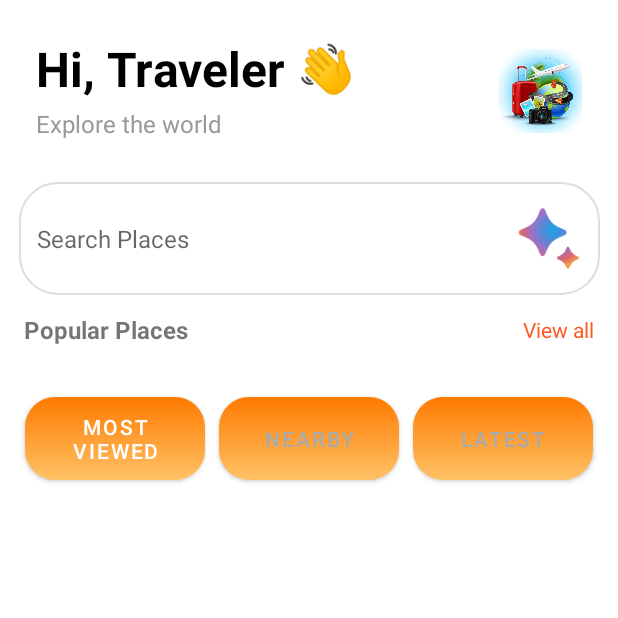
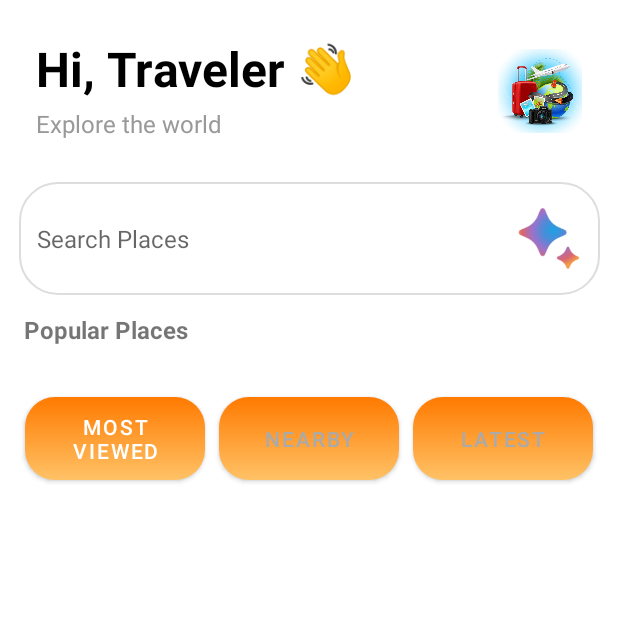
Before and after one commit to pvhung05/AI-Travel-Planner, an Android app: the HomeScreen screen opened directly, with no data from a screen before it, on a phone screen of 412 x 824 dp, the top half of it. Run offline under Robolectric (Android 15) with nearby library versions, the phone set to English and light mode, and no system bars; pictures from the network do not load; 1 statement that could not run was skipped.

Commit message:
fix statusBar, del view

```diff
--- a/app/src/main/AndroidManifest.xml
+++ b/app/src/main/AndroidManifest.xml
@@ -23,7 +23,7 @@
         android:label="@string/app_name"
         android:icon="@mipmap/ic_launcher"
         android:roundIcon="@mipmap/ic_launcher_round"
-        android:theme="@style/Theme.MaterialComponents.DayNight.NoActionBar">
+        android:theme="@style/Theme.AI_Travel_Planner">
 
         <!-- Màn hình khởi động -->
         <activity android:name=".MainActivity"
--- a/app/src/main/res/layout/homescreen.xml
+++ b/app/src/main/res/layout/homescreen.xml
@@ -111,13 +111,13 @@
             android:layout_height="0dp"
             android:layout_weight="1" />
 
-        <TextView
-            android:id="@+id/tvViewAll"
-            android:layout_width="wrap_content"
-            android:layout_height="wrap_content"
-            android:text="View all"
-            android:textSize="14sp"
-            android:textColor="#FF5722"/>
+<!--        <TextView-->
+<!--            android:id="@+id/tvViewAll"-->
+<!--            android:layout_width="wrap_content"-->
+<!--            android:layout_height="wrap_content"-->
+<!--            android:text="View all"-->
+<!--            android:textSize="14sp"-->
+<!--            android:textColor="#FF5722"/>-->
     </LinearLayout>
 
     <!-- Tabs -->
--- /dev/null
+++ b/app/src/main/res/values-night/themes.xml
@@ -0,0 +1,16 @@
+<resources>
+    <style name="Theme.AI_Travel_Planner" parent="Theme.MaterialComponents.DayNight.NoActionBar">
+        <!-- Giữ nguyên các tinh chỉnh khác từ themes chính nếu cần -->
+        <item name="colorButtonNormal">@null</item>
+        <item name="android:colorButtonNormal">@null</item>
+        <item name="colorControlHighlight">@null</item>
+        <item name="colorSurface">@color/black</item>
+
+        <item name="colorSecondary">@color/teal_200</item>
+        <item name="materialButtonStyle">@style/MyButtonStyle</item>
+
+        <!-- Night mode: nền status bar tối, icon sáng -->
+        <item name="android:statusBarColor">@color/black</item>
+        <item name="android:windowLightStatusBar">false</item>
+    </style>
+</resources>
--- a/app/src/main/res/values/themes.xml
+++ b/app/src/main/res/values/themes.xml
@@ -4,13 +4,18 @@
         <item name="colorButtonNormal">@null</item>
         <item name="android:colorButtonNormal">@null</item>
         <item name="colorControlHighlight">@null</item>
-        <item name="colorSurface">@android:color/transparent</item>
+        <item name="colorSurface">@color/white</item>
 
         <!-- Đặt màu chủ đạo (nếu cần dùng cho Text hoặc icon khác) -->
         <item name="colorSecondary">@color/teal_200</item>
 
         <!-- Gán style mặc định cho tất cả Button -->
         <item name="materialButtonStyle">@style/MyButtonStyle</item>
+
+        <!-- Trạng thái thanh hệ thống -->
+        <item name="android:statusBarColor">@color/white</item>
+        <!-- Hiển thị biểu tượng tối (đen) trên nền sáng -->
+        <item name="android:windowLightStatusBar">true</item>
     </style>
 
     <!-- Style riêng cho Button -->
```
